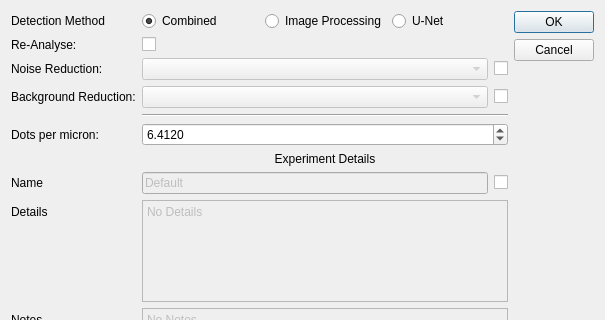
SilMon/NucDetect, file gui/definitions/ui/analysis_settings_dialog.ui: the form before one commit; both pictures show x 0 to 605 and y 0 to 320 of the 605 by 582 pixel window.
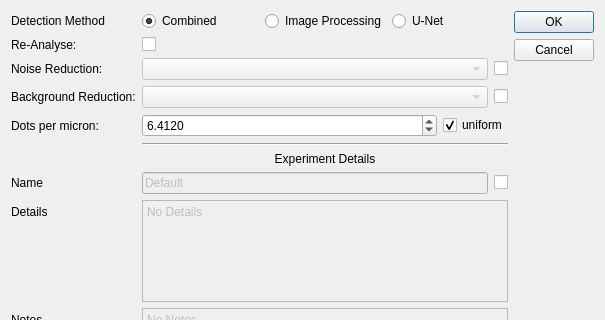
The form after the commit.

Commit message: Make the size and focus settings physical, and per image

```diff
--- a/gui/definitions/ui/analysis_settings_dialog.ui
+++ b/gui/definitions/ui/analysis_settings_dialog.ui
@@ -161,32 +161,6 @@
        </property>
       </widget>
      </item>
-     <item row="7" column="0">
-      <widget class="QLabel" name="label_11">
-       <property name="text">
-        <string>Dots per micron:</string>
-       </property>
-      </widget>
-     </item>
-     <item row="7" column="1">
-      <widget class="QDoubleSpinBox" name="spbx_mmpd">
-       <property name="toolTip">
-        <string>Standard value (6.412) assumes a 1024x1024 image at 400 magnification</string>
-       </property>
-       <property name="suffix">
-        <string/>
-       </property>
-       <property name="decimals">
-        <number>4</number>
-       </property>
-       <property name="maximum">
-        <double>100.000000000000000</double>
-       </property>
-       <property name="value">
-        <double>6.412000000000000</double>
-       </property>
-      </widget>
-     </item>
      <item row="8" column="1">
       <widget class="QLabel" name="label_9">
        <property name="text">
@@ -539,6 +513,49 @@
        </item>
       </layout>
      </item>
+     <item row="5" column="0">
+      <widget class="QLabel" name="lbl_dpm">
+       <property name="text">
+        <string>Dots per micron:</string>
+       </property>
+      </widget>
+     </item>
+     <item row="5" column="1">
+      <layout class="QHBoxLayout" name="horizontalLayout_13" stretch="2,0">
+       <item>
+        <widget class="QDoubleSpinBox" name="spbx_mmpd">
+         <property name="toolTip">
+          <string>Standard value (6.412) assumes a 1024x1024 image at 400 magnification</string>
+         </property>
+         <property name="suffix">
+          <string/>
+         </property>
+         <property name="decimals">
+          <number>4</number>
+         </property>
+         <property name="maximum">
+          <double>100.000000000000000</double>
+         </property>
+         <property name="value">
+          <double>6.412000000000000</double>
+         </property>
+        </widget>
+       </item>
+       <item>
+        <widget class="QCheckBox" name="cbx_uniform">
+         <property name="toolTip">
+          <string>Apply the factor on the left to every image in this run. Uncheck to enter a factor per image.</string>
+         </property>
+         <property name="text">
+          <string>uniform</string>
+         </property>
+         <property name="checked">
+          <bool>true</bool>
+         </property>
+        </widget>
+       </item>
+      </layout>
+     </item>
     </layout>
    </item>
    <item>
```
Left out of the diff: 26 changed lines with no effect on the pictures. The commit also changes 10 other files.
